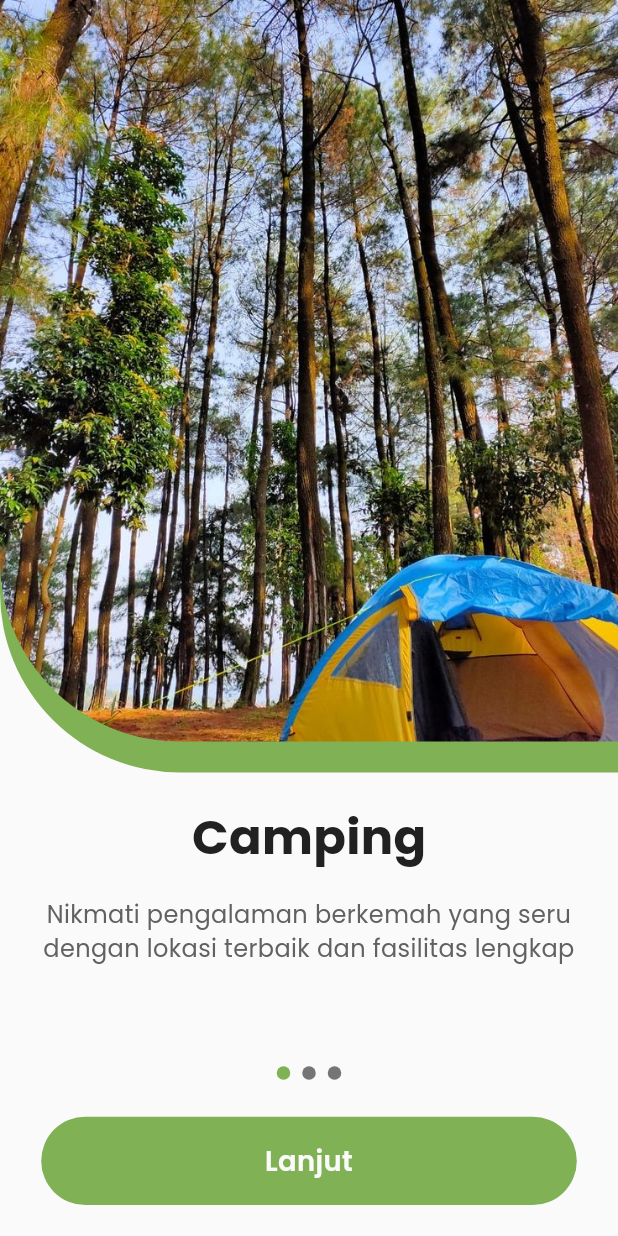
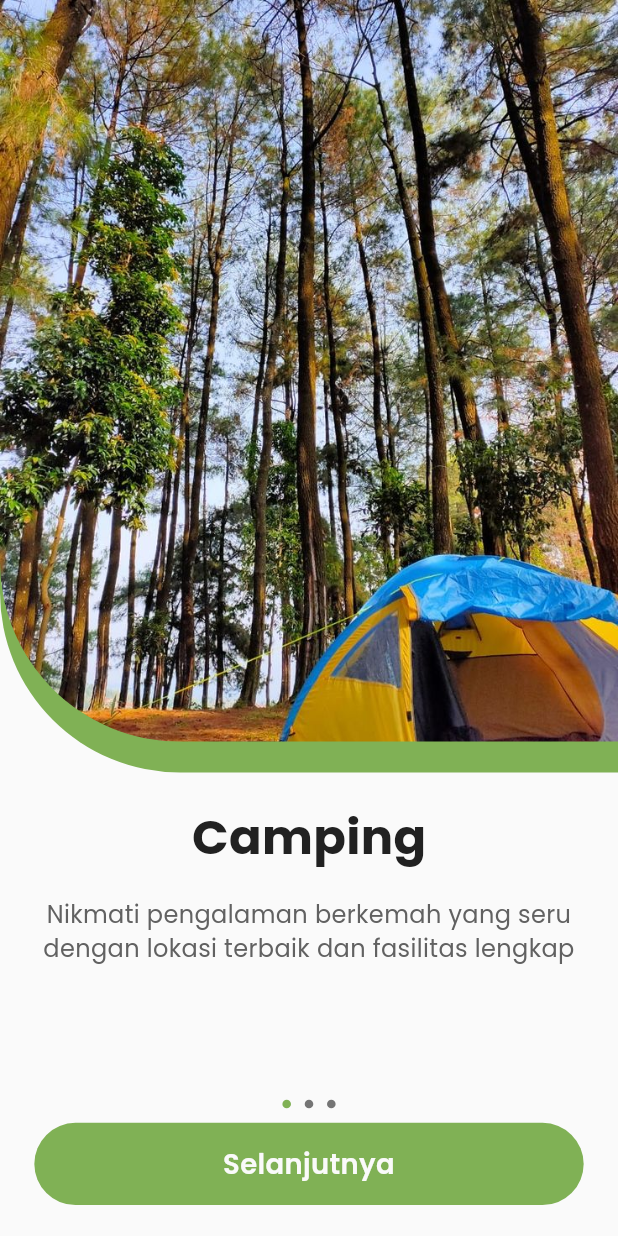
Before and after one commit to k47an/tangaya-apps, a Flutter app: the screen it shows after launch, on a phone screen of 412 x 824 dp. Run offline on Flutter 3.47's test engine with Material 3 defaults, Android fonts, the phone set to English and light mode, and no system bars; our stand-ins replace cloud_firestore, firebase_auth, firebase_core, firebase_storage, flutter_svg, get and 3 more; accounts and stored records are empty.

Commit message:
feat: Update onboarding views and controller for improved navigation and UI enhancements

```diff
--- a/lib/app/modules/onboarding/controllers/onboarding_controller.dart
+++ b/lib/app/modules/onboarding/controllers/onboarding_controller.dart
@@ -6,8 +6,9 @@ import 'package:tangaya_apps/app/routes/app_pages.dart';
 class OnboardingController extends GetxController {
   late PageController pageController;
   final selectedPageIndex = 0.obs;
+  final isLoading = false.obs;
 
-  List<OnboardingInfo> items = [
+  final List<OnboardingInfo> items = [
     OnboardingInfo(
       title: "Camping",
       descriptions:
@@ -44,14 +45,16 @@ class OnboardingController extends GetxController {
     }
   }
 
-  void nextPage() {
+  void onMainButtonPressed() {
     if (isLastPage) {
       Get.toNamed(Routes.WELCOME);
     } else {
-      pageController.nextPage(
-        duration: 300.milliseconds,
-        curve: Curves.ease,
-      );
+      if (pageController.hasClients) {
+        pageController.nextPage(
+          duration: const Duration(milliseconds: 300),
+          curve: Curves.ease,
+        );
+      }
     }
   }
 
--- a/lib/app/modules/onboarding/views/onboarding_view.dart
+++ b/lib/app/modules/onboarding/views/onboarding_view.dart
@@ -2,18 +2,22 @@ import 'package:flutter/material.dart';
 import 'package:get/get.dart';
 import 'package:tangaya_apps/app/modules/onboarding/controllers/onboarding_controller.dart';
 import 'package:tangaya_apps/constant/constant.dart';
+import 'package:tangaya_apps/utils/global_components/main_button.dart';
 
 class OnboardingView extends GetView<OnboardingController> {
   const OnboardingView({super.key});
 
   @override
   Widget build(BuildContext context) {
-    return Scaffold(
-      body: SafeArea(
-        top: false,
-        child: Stack(
-          children: [
-            PageView.builder(
+    return SafeArea(
+      child: Scaffold(
+        body: Stack(children: [_buildPageView(), _buildBottomContent()]),
+      ),
+    );
+  }
+
+  Widget _buildPageView() {
+    return PageView.builder(
       controller: controller.pageController,
       onPageChanged: controller.selectedPageIndex.call,
       itemCount: controller.items.length,
@@ -54,9 +58,7 @@ class OnboardingView extends GetView<OnboardingController> {
             ),
             SizedBox(height: ScaleHelper.scaleHeightForDevice(16)),
             Padding(
-                      padding: EdgeInsets.symmetric(
-                        horizontal: ScaleHelper.scaleWidthForDevice(24),
-                      ),
+              padding: ScaleHelper.paddingSymmetric(horizontal: 24),
               child: Text(
                 item.descriptions,
                 style: regular.copyWith(
@@ -69,13 +71,14 @@ class OnboardingView extends GetView<OnboardingController> {
           ],
         );
       },
-            ),
-            Align(
+    );
+  }
+
+  Widget _buildBottomContent() {
+    return Align(
       alignment: Alignment.bottomCenter,
       child: Padding(
-                padding: EdgeInsets.only(
-                  bottom: ScaleHelper.scaleHeightForDevice(20),
-                ),
+        padding: ScaleHelper.paddingSymmetric(vertical: 20, horizontal: 20),
         child: Column(
           mainAxisSize: MainAxisSize.min,
           children: [
@@ -85,9 +88,9 @@ class OnboardingView extends GetView<OnboardingController> {
                 children: List.generate(
                   controller.items.length,
                   (index) => Container(
-                            margin: const EdgeInsets.all(4),
-                            width: 9,
-                            height: 9,
+                    margin: ScaleHelper.paddingAll(4),
+                    width: ScaleHelper.scaleWidthForDevice(5),
+                    height: ScaleHelper.scaleWidthForDevice(5),
                     decoration: BoxDecoration(
                       color:
                           controller.selectedPageIndex.value == index
@@ -99,33 +102,12 @@ class OnboardingView extends GetView<OnboardingController> {
                 ),
               ),
             ),
-                    SizedBox(height: ScaleHelper.scaleHeightForDevice(20)),
-                    GestureDetector(
-                      onTap: controller.nextPage,
-                      child: Container(
-                        margin: EdgeInsets.symmetric(
-                          horizontal: ScaleHelper.scaleWidthForDevice(24),
-                        ),
-                        padding: EdgeInsets.symmetric(
-                          vertical: ScaleHelper.scaleHeightForDevice(16),
-                        ),
-                        width: double.infinity,
-                        decoration: BoxDecoration(
-                          borderRadius: BorderRadius.circular(30),
-                          color: Primary.mainColor,
-                        ),
-                        child: Text(
-                          "Lanjut",
-                          style: semiBold.copyWith(
-                            fontSize: ScaleHelper.scaleTextForDevice(16),
-                            color: Neutral.white1,
-                          ),
-                          textAlign: TextAlign.center,
-                        ),
-                      ),
-                    ),
-                  ],
-                ),
+            SizedBox(height: ScaleHelper.scaleHeightForDevice(5)),
+            Obx(
+              () => MainButton(
+                label: controller.isLastPage ? 'Mulai' : 'Selanjutnya',
+                onTap: controller.onMainButtonPressed,
+                isEnabled: !controller.isLoading.value,
               ),
             ),
           ],
```
Also changed, not shown: lib/app/modules/onboarding/views/welcome_view.dart (+20 -39 lines). Lines whose indentation alone changed are shown as unchanged.
